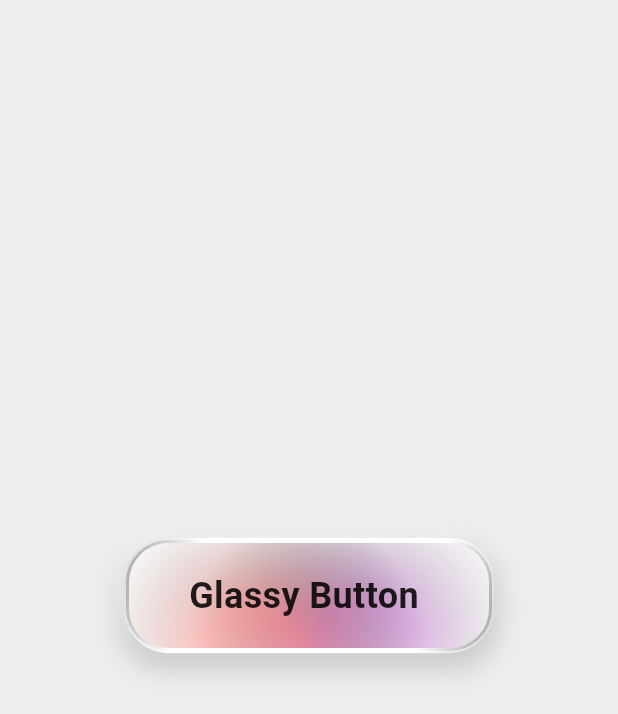
After one commit to LimaneGaya/gaya_screens, a Flutter app: the N0013 screen opened by its route, after a tap on "Glassy Button", on a phone screen of 412 x 824 dp. The commit adds this screen. Shown: the top 714 px of the screen. Run offline on Flutter 3.47's test engine with Material 3 defaults, Android fonts, the phone set to English and light mode, and no system bars; our stand-ins replace fl_chart; project files that could hold a hidden picture were left out.

Commit message:
feat: Add N0013 screen and update routing; update dependencies

```diff
--- a/lib/imports.dart
+++ b/lib/imports.dart
@@ -12,6 +12,7 @@ import 'package:gaya_screens/screens/n0009/n0009.dart';
 import 'package:gaya_screens/screens/n0010/n0010.dart';
 import 'package:gaya_screens/screens/n0011/n0011.dart';
 import 'package:gaya_screens/screens/n0012/n0012.dart';
+import 'package:gaya_screens/screens/n0013/n0013.dart';
 
 
 
--- a/lib/screens.dart
+++ b/lib/screens.dart
@@ -13,6 +13,7 @@ Map<String, Widget Function(BuildContext)> routes = {
   "N0010": (context) => N0010(),
   "N0011": (context) => N0011(),
   "N0012": (context) => N0012(),
+  "N0013": (context) => N0013(),
 
 
   "list": (context) => WidgetList(),
--- /dev/null
+++ b/lib/screens/n0013/n0013.dart
@@ -0,0 +1,229 @@
+import 'package:flutter/foundation.dart' show kDebugMode;
+import 'package:flutter/material.dart';
+import 'dart:ui';
+
+class N0013 extends StatefulWidget {
+  const N0013({super.key});
+
+  @override
+  State<N0013> createState() => _N0013State();
+}
+
+class _N0013State extends State<N0013> with SingleTickerProviderStateMixin {
+  late final AnimationController _controller = AnimationController(
+    vsync: this,
+    duration: const Duration(milliseconds: 500),
+  );
+
+  late final _tween = Tween<double>(
+    begin: 0.0,
+    end: 15.0,
+  ).animate(CurvedAnimation(parent: _controller, curve: Curves.easeInOut));
+  late final _posTween = Tween<double>(
+    begin: 100.0,
+    end: 0.0,
+  ).animate(CurvedAnimation(parent: _controller, curve: Curves.easeInOut));
+  late final Animation<double> _blurTween = Tween<double>(
+    begin: 150.0,
+    end: 60.0,
+  ).animate(CurvedAnimation(parent: _controller, curve: Curves.easeInOut));
+  late final Animation<double> _radiusTween = Tween<double>(
+    begin: 50.0,
+    end: 120.0,
+  ).animate(CurvedAnimation(parent: _controller, curve: Curves.easeInOut));
+
+  @override
+  initState() {
+    super.initState();
+    _controller.addListener(() {
+      _value.value = _tween.value;
+    });
+  }
+
+  @override
+  void dispose() {
+    _controller.dispose();
+    _value.dispose();
+    super.dispose();
+  }
+
+  final ValueNotifier<double> _value = ValueNotifier(0.0);
+  @override
+  Widget build(BuildContext context) {
+    final borderRadius = BorderRadius.circular(30.0);
+    const buttonPadding = EdgeInsets.symmetric(horizontal: 40, vertical: 18);
+    const textStyle = TextStyle(
+      color: Colors.black87,
+      fontSize: 24,
+      fontWeight: FontWeight.bold,
+    );
+
+    return Scaffold(
+      backgroundColor: Colors.grey.shade200,
+      body: Center(
+        child: ValueListenableBuilder(
+          valueListenable: _value,
+          builder: (context, value, child) {
+            return Transform.translate(
+              offset: Offset(0, -value),
+              child: MouseRegion(
+                onEnter: (_) =>
+                    !_controller.isAnimating ? _controller.forward() : null,
+                onExit: (_) => _controller.reverse(),
+                child: child,
+              ),
+            );
+          },
+          child: Container(
+            decoration: BoxDecoration(
+              borderRadius: borderRadius,
+              boxShadow: [
+                BoxShadow(
+                  color: Colors.black.withValues(alpha: 0.15),
+                  blurRadius: 15,
+                  spreadRadius: 3,
+                  offset: const Offset(0, 8),
+                ),
+                BoxShadow(
+                  color: Colors.white.withValues(alpha: 0.5),
+                  blurRadius: 10,
+                  spreadRadius: -3,
+                  offset: const Offset(-5, -5),
+                ),
+              ],
+            ),
+            child: InkWell(
+              borderRadius: borderRadius,
+              onTap: () {
+                if (kDebugMode) print('Glassy Button Tapped!');
+                _controller.isCompleted
+                    ? _controller.reverse()
+                    : _controller.forward();
+              },
+              child: ClipRRect(
+                borderRadius: borderRadius,
+                child: BackdropFilter(
+                  filter: ImageFilter.blur(sigmaX: 8.0, sigmaY: 8.0),
+                  child: Container(
+                    padding: const EdgeInsets.all(2),
+                    decoration: BoxDecoration(
+                      gradient: LinearGradient(
+                        begin: Alignment.topLeft,
+                        end: Alignment.bottomRight,
+                        colors: [
+                          Colors.grey,
+                          Colors.white,
+                          Colors.white,
+                          Colors.grey,
+                        ],
+
+                        stops: const [0.0, 0.2, 0.8, 1.0],
+                      ),
+                      borderRadius: borderRadius,
+                      border: Border.all(
+                        color: Colors.white.withValues(alpha: 0.6),
+                        width: 1.5,
+                      ),
+                    ),
+                    child: Container(
+                      clipBehavior: Clip.antiAlias,
+                      decoration: BoxDecoration(
+                        borderRadius: borderRadius - BorderRadius.circular(4),
+                        color: Colors.white,
+                      ),
+
+                      child: Stack(
+                        children: [
+                          ClipRRect(
+                            child: SizedBox(
+                              height: 70,
+                              width: 240,
+                              child: AnimatedBuilder(
+                                animation: _controller,
+                                builder: (context, child) {
+                                  return CustomPaint(
+                                    size: const Size(235, 70),
+                                    painter: BlurPaint(
+                                      deltaPos: Offset(0, _posTween.value),
+                                      radius: _radiusTween.value,
+                                      blur: _blurTween.value,
+                                    ),
+                                  );
+                                },
+                              ),
+                            ),
+                          ),
+                          Container(
+                            clipBehavior: Clip.antiAlias,
+                            padding: buttonPadding,
+                            decoration: BoxDecoration(
+                              borderRadius:
+                                  borderRadius - BorderRadius.circular(4),
+                            ),
+                            child: Text('Glassy Button', style: textStyle),
+                          ),
+                        ],
+                      ),
+                    ),
+                  ),
+                ),
+              ),
+            ),
+          ),
+        ),
+      ),
+    );
+  }
+}
+
+class BlurPaint extends CustomPainter {
+  final Offset deltaPos;
+  final double radius;
+  final double blur;
+
+  BlurPaint({required this.deltaPos, this.radius = 150, this.blur = 50});
+  @override
+  void paint(Canvas canvas, Size size) {
+    final gradient1 = RadialGradient(
+      colors: [Colors.red, Colors.transparent],
+      center: const Alignment(0, 0),
+      stops: const [0.30, 7.0],
+      radius: 0.5,
+    );
+    final gradient2 = RadialGradient(
+      colors: [Colors.purple, Colors.transparent],
+      center: const Alignment(0, 0),
+      stops: const [0.30, 7.0],
+      radius: 0.5,
+    );
+    final paint = Paint()
+      ..shader = gradient1.createShader(
+        Rect.fromCircle(
+          center:
+              Offset(size.width / 2 - 40, size.height + 10) +
+              Offset(deltaPos.dx, deltaPos.dy),
+          radius: radius,
+        ),
+      )
+      ..maskFilter = MaskFilter.blur(BlurStyle.normal, blur);
+    final paint2 = Paint()
+      ..shader = gradient2.createShader(
+        Rect.fromCircle(
+          center:
+              Offset(size.width / 2 + 40, size.height + 5) +
+              Offset(deltaPos.dx, deltaPos.dy),
+          radius: radius,
+        ),
+      )
+      ..maskFilter = MaskFilter.blur(BlurStyle.normal, blur);
+
+    canvas.drawRect(Rect.fromLTWH(0, 0, size.width, size.height), paint2);
+    canvas.drawRect(Rect.fromLTWH(0, 0, size.width, size.height), paint);
+  }
+
+  @override
+  bool shouldRepaint(covariant CustomPainter oldDelegate) =>
+      deltaPos != (oldDelegate as BlurPaint).deltaPos ||
+      radius != oldDelegate.radius ||
+      blur != oldDelegate.blur;
+}
```
Also changed, not shown: pubspec.lock.
